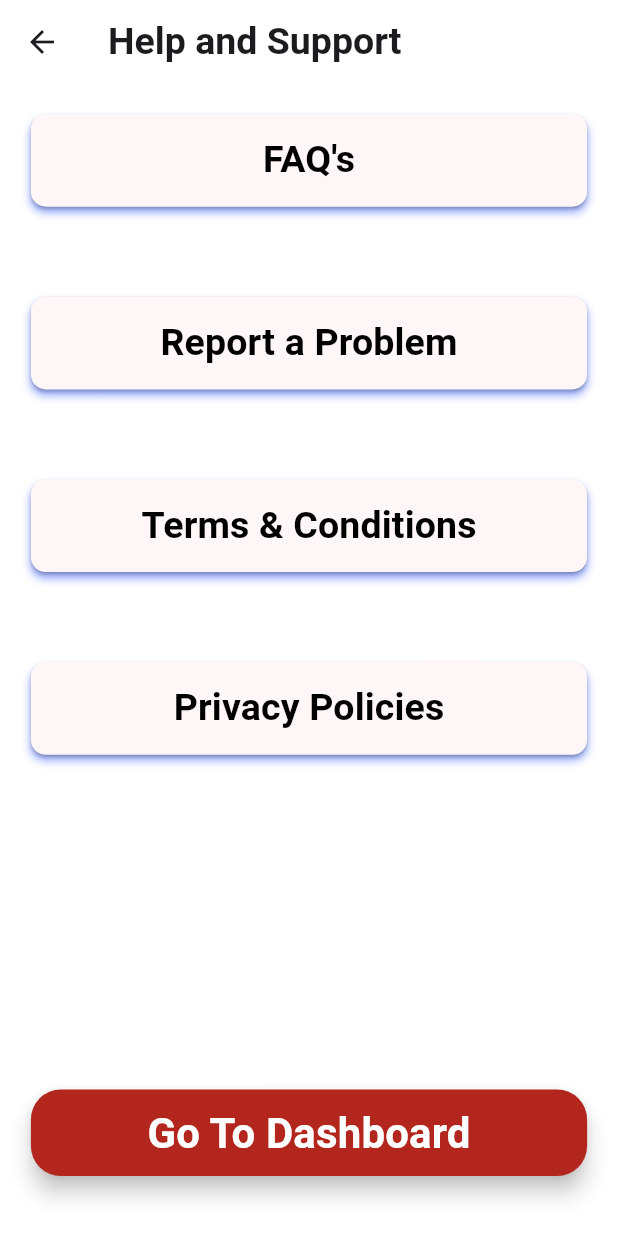
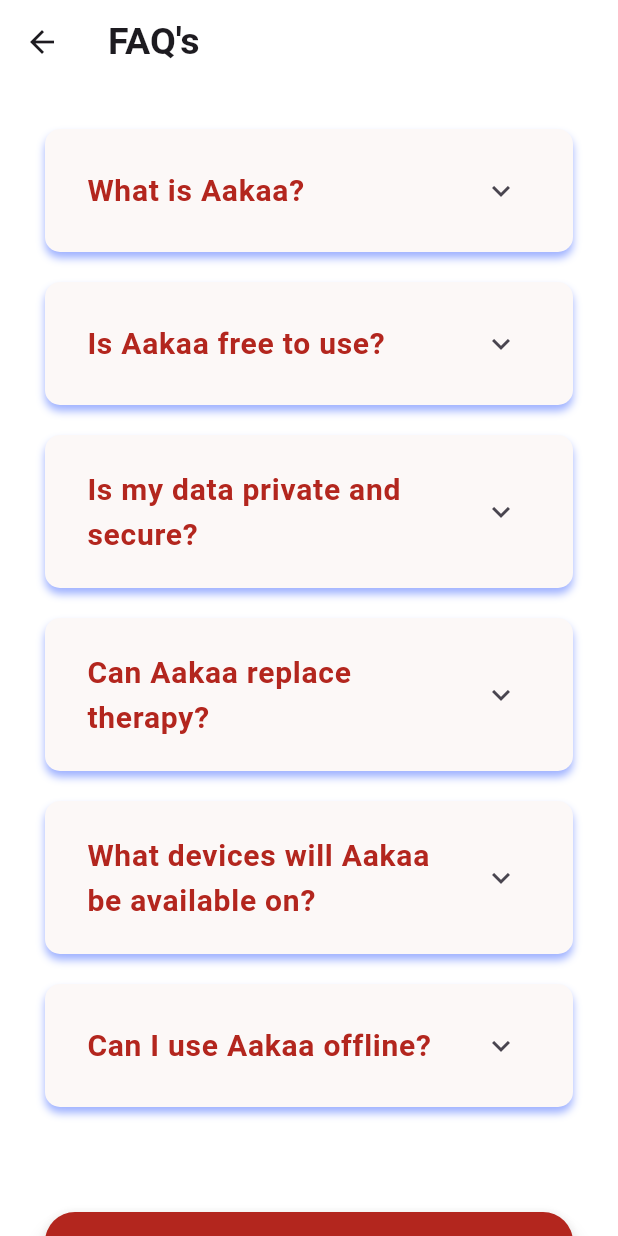
Before and after one commit to anushreejois/Aakaa-client, a Flutter app: the HelpAndSupport screen opened directly, after a tap on "FAQ's", on a phone screen of 412 x 824 dp. Run offline on Flutter 3.47's test engine with Material 3 defaults, Android fonts, the phone set to English and light mode, and no system bars; our stand-ins replace cloud_firestore, firebase_auth, firebase_core, image_picker, permission_handler; accounts and stored records are empty; Roboto replaces fonts that are missing (MalgunGothic).

Commit message:
Added FAQs screen

```diff
--- /dev/null
+++ b/Aakaa-Medical-Health/psychologyapp_login/lib/views/faq.dart
@@ -0,0 +1,350 @@
+import 'package:flutter/material.dart';
+
+class FaQ extends StatefulWidget {
+  const FaQ({super.key});
+
+  @override
+  State<FaQ> createState() => _FaQState();
+}
+
+class _FaQState
+ extends State<FaQ>{
+  @override
+  Widget build(BuildContext context) {
+    return Scaffold(
+      backgroundColor: Color(0xFFFFFFFF),
+      appBar: AppBar(
+        backgroundColor:  Color(0xFFFFFFFF),
+        elevation: 0,
+        scrolledUnderElevation: 0,
+        title: Text("FAQ's",
+                  style: TextStyle(
+                    fontSize: 25,
+                    fontWeight: FontWeight.bold,
+                  ),
+                  ),
+      ),
+      body: SizedBox(
+        height: MediaQuery.of(context).size.height,
+        width: MediaQuery.of(context).size.width,
+        child: SingleChildScrollView(
+          child: Padding(
+            padding: const EdgeInsets.all(30.0),
+            child: Column(
+              children: [
+                Container(
+                  alignment: Alignment.center,
+                    decoration: BoxDecoration(
+                      boxShadow: [
+                        BoxShadow(
+                          // ignore: deprecated_member_use
+                          color: Color(0xFF3E64FF).withOpacity(0.5),
+                          spreadRadius: 0,
+                          blurRadius: 4,
+                          offset: Offset(0, 4), // changes position of shadow
+                        ),
+                      ],
+                      color: Color(0xFFFCF8F7),
+                      borderRadius: BorderRadius.circular(10),
+                      ),
+                      child: Card(
+                        elevation: 0,
+                        color: Color(0xFFFCF8F7),
+                        child: Padding(
+                          padding: const EdgeInsets.all(8.0),
+                          child: Theme(
+                            data: Theme.of(context).copyWith(
+                              splashColor: Colors.transparent,
+                              dividerColor: Colors.transparent,
+                            ),
+                            child: ExpansionTile(
+                              enableFeedback: false,
+                              title: Text("What is Aakaa?",
+                              style: TextStyle(
+                                fontSize: 20,
+                                fontWeight: FontWeight.bold,
+                                color: Color(0xFFB3261E),
+                              ),),
+                              children: [
+                                Text("Aakaa is a comprehensive mental wellness app designed to help you manage stress, anxiety and improve your overall mental health through guided meditation, mood tracking, breathing exercises and journaling tools.",
+                                style: TextStyle(
+                                  fontWeight: FontWeight.bold,
+                                ),
+                                textAlign: TextAlign.left,
+                                )
+                              ],
+                              ),
+                          ),
+                        )
+                      )
+                ),
+                const SizedBox(height: 20),
+                Container(
+                  alignment: Alignment.center,
+                    decoration: BoxDecoration(
+                      boxShadow: [
+                        BoxShadow(
+                          // ignore: deprecated_member_use
+                          color: Color(0xFF3E64FF).withOpacity(0.5),
+                          spreadRadius: 0,
+                          blurRadius: 4,
+                          offset: Offset(0, 4), // changes position of shadow
+                        ),
+                      ],
+                      color: Color(0xFFFCF8F7),
+                      borderRadius: BorderRadius.circular(10),
+                      ),
+                      child: Card(
+                        elevation: 0,
+                        color: Color(0xFFFCF8F7),
+                        child: Padding(
+                          padding: const EdgeInsets.all(8.0),
+                          child: Theme(
+                            data: Theme.of(context).copyWith(
+                              splashColor: Colors.transparent,
+                              dividerColor: Colors.transparent,
+                            ),
+                            child: ExpansionTile(
+                              enableFeedback: false,
+                              title: Text("Is Aakaa free to use?",
+                              style: TextStyle(
+                                fontSize: 20,
+                                fontWeight: FontWeight.bold,
+                                color: Color(0xFFB3261E),
+                              ),),
+                              children: [
+                                Text("Aakaa will offer a free tier with essential features, as well as a premium subscription that unlocks advanced tools, personalized plans and exclusive content from mental health professionals.",
+                                style: TextStyle(
+                                  fontWeight: FontWeight.bold,
+                                ),
+                                textAlign: TextAlign.left,
+                                )
+                              ],
+                              ),
+                          ),
+                        )
+                      )
+                ),
+                const SizedBox(height: 20),
+                Container(
+                  alignment: Alignment.center,
+                    decoration: BoxDecoration(
+                      boxShadow: [
+                        BoxShadow(
+                          // ignore: deprecated_member_use
+                          color: Color(0xFF3E64FF).withOpacity(0.5),
+                          spreadRadius: 0,
+                          blurRadius: 4,
+                          offset: Offset(0, 4), // changes position of shadow
+                        ),
+                      ],
+                      color: Color(0xFFFCF8F7),
+                      borderRadius: BorderRadius.circular(10),
+                      ),
+                      child: Card(
+                        elevation: 0,
+                        color: Color(0xFFFCF8F7),
+                        child: Padding(
+                          padding: const EdgeInsets.all(8.0),
+                          child: Theme(
+                            data: Theme.of(context).copyWith(
+                              splashColor: Colors.transparent,
+                              dividerColor: Colors.transparent,
+                            ),
+                            child: ExpansionTile(
+                              enableFeedback: false,
+                              title: Text("Is my data private and secure?",
+                              style: TextStyle(
+                                fontSize: 20,
+                                fontWeight: FontWeight.bold,
+                                color: Color(0xFFB3261E),
+                              ),
+                              ),
+                              children: [
+                                Text("Absolutely. Your privacy is our top priority. All your data is encrypted and stored securely. We never share your personal information with third parties and you have full control over your data.",
+                                style: TextStyle(
+                                  fontWeight: FontWeight.bold,
+                                ),
+                                textAlign: TextAlign.left,
+                                )
+                              ],
+                              ),
+                          ),
+                        )
+                      )
+                ),
+                const SizedBox(height: 20),
+                Container(
+                  alignment: Alignment.center,
+                    decoration: BoxDecoration(
+                      boxShadow: [
+                        BoxShadow(
+                          // ignore: deprecated_member_use
+                          color: Color(0xFF3E64FF).withOpacity(0.5),
+                          spreadRadius: 0,
+                          blurRadius: 4,
+                          offset: Offset(0, 4), // changes position of shadow
+                        ),
+                      ],
+                      color: Color(0xFFFCF8F7),
+                      borderRadius: BorderRadius.circular(10),
+                      ),
+                      child: Card(
+                        elevation: 0,
+                        color: Color(0xFFFCF8F7),
+                        child: Padding(
+                          padding: const EdgeInsets.all(8.0),
+                          child: Theme(
+                            data: Theme.of(context).copyWith(
+                              splashColor: Colors.transparent,
+                              dividerColor: Colors.transparent,
+                            ),
+                            child: ExpansionTile(
+                              enableFeedback: false,
+                              title: Text("Can Aakaa replace therapy?",
+                              style: TextStyle(
+                                fontSize: 20,
+                                fontWeight: FontWeight.bold,
+                                color: Color(0xFFB3261E),
+                              ),),
+                              children: [
+                                Text("While Aakaa provides valuable tools and resources for mental wellness, it is not a replacement for professional therapy or medical treatment. We recommend consulting with a mental health professional for serious concerns.",
+                                style: TextStyle(
+                                  fontWeight: FontWeight.bold,
+                                ),
+                                textAlign: TextAlign.left,
+                                )
+                              ],
+                              ),
+                          ),
+                        )
+                      )
+                ),
+                const SizedBox(height: 20),
+                Container(
+                  alignment: Alignment.center,
+                    decoration: BoxDecoration(
+                      boxShadow: [
+                        BoxShadow(
+                          // ignore: deprecated_member_use
+                          color: Color(0xFF3E64FF).withOpacity(0.5),
+                          spreadRadius: 0,
+                          blurRadius: 4,
+                          offset: Offset(0, 4), // changes position of shadow
+                        ),
+                      ],
+                      color: Color(0xFFFCF8F7),
+                      borderRadius: BorderRadius.circular(10),
+                      ),
+                      child: Card(
+                        elevation: 0,
+                        color: Color(0xFFFCF8F7),
+                        child: Padding(
+                          padding: const EdgeInsets.all(8.0),
+                          child: Theme(
+                            data: Theme.of(context).copyWith(
+                              splashColor: Colors.transparent,
+                              dividerColor: Colors.transparent,
+                            ),
+                            child: ExpansionTile(
+                              enableFeedback: false,
+                              title: Text("What devices will Aakaa be available on?",
+                              style: TextStyle(
+                                fontSize: 20,
+                                fontWeight: FontWeight.bold,
+                                color: Color(0xFFB3261E),
+                              ),),
+                              children: [
+                                Text("Aakaa will be available on both iOS and Android devices at launch. We're also exploring a web version for the future.",
+                                style: TextStyle(
+                                  fontWeight: FontWeight.bold,
+                                ),
+                                textAlign: TextAlign.left,
+                                )
+                              ],
+                              ),
+                          ),
+                        )
+                      )
+                ),
+                const SizedBox(height: 20),
+                Container(
+                  alignment: Alignment.center,
+                    decoration: BoxDecoration(
+                      boxShadow: [
+                        BoxShadow(
+                          // ignore: deprecated_member_use
+                          color: Color(0xFF3E64FF).withOpacity(0.5),
+                          spreadRadius: 0,
+                          blurRadius: 4,
+                          offset: Offset(0, 4), // changes position of shadow
+                        ),
+                      ],
+                      color: Color(0xFFFCF8F7),
+                      borderRadius: BorderRadius.circular(10),
+                      ),
+                      child: Card(
+                        elevation: 0,
+                        color: Color(0xFFFCF8F7),
+                        child: Padding(
+                          padding: const EdgeInsets.all(8.0),
+                          child: Theme(
+                            data: Theme.of(context).copyWith(
+                              splashColor: Colors.transparent,
+                              dividerColor: Colors.transparent,
+                            ),
+                            child: ExpansionTile(
+                              enableFeedback: false,
+                              title: Text("Can I use Aakaa offline?",
+                              style: TextStyle(
+                                fontSize: 20,
+                                fontWeight: FontWeight.bold,
+                                color: Color(0xFFB3261E),
+                              ),),
+                              children: [
+                                Text("Many features including guided meditations and journaling will be available offline once content is downloaded. Some features like community support will require an internet connection.",
+                                style: TextStyle(
+                                  fontWeight: FontWeight.bold,
+                                ),
+                                textAlign: TextAlign.left,
+                                )
+                              ],
+                              ),
+                          ),
+                        )
+                      )
+                ),
+                const SizedBox(height: 70),
+                SizedBox(
+                        height: MediaQuery.of(context).size.height * 0.07,
+                        width: MediaQuery.of(context).size.width * 0.9,
+                        child: ElevatedButton(
+                          onPressed: () {
+                            //TODO
+                          },
+                          style: ElevatedButton.styleFrom(
+                            backgroundColor: Color(0xFFB3261E),
+                            shape: RoundedRectangleBorder(
+                              borderRadius: BorderRadius.circular(20),
+                            ),
+                            elevation: 6,
+                          ),
+                          child: Text(
+                            "Go To Dashboard",
+                            style: TextStyle(
+                              fontSize: 28,
+                              fontWeight: FontWeight.bold,
+                              color: Color(0xFFFFFFFF),
+                            ),
+                          ),
+                        ),
+                      ),
+                      SizedBox(height: 20),
+              ]
+            ),
+          ),
+        )
+      ),
+    );
+  }
+}
--- a/Aakaa-Medical-Health/psychologyapp_login/lib/views/helpandsupport.dart
+++ b/Aakaa-Medical-Health/psychologyapp_login/lib/views/helpandsupport.dart
@@ -1,4 +1,5 @@
 import 'package:flutter/material.dart';
+import 'package:psychologyapp_login/views/faq.dart';
 
 class HelpAndSupport extends StatefulWidget {
   const HelpAndSupport({super.key});
@@ -46,7 +47,7 @@
                   ),
                   child: ElevatedButton(
                     onPressed: () {
-                      // TODO
+                      Navigator.push(context, MaterialPageRoute(builder: (context) => FaQ()));
                     },
                     style: ElevatedButton.styleFrom(
                       backgroundColor: Color(0xFFFFF7F7),
```
